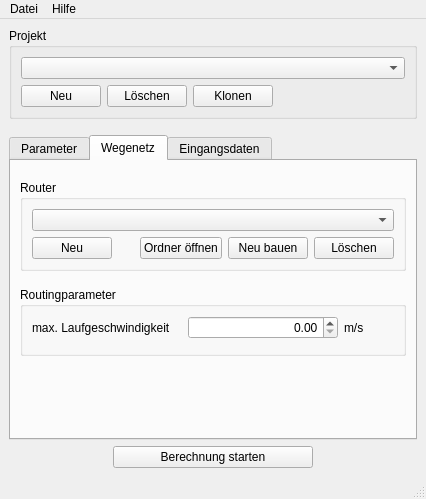
First picture: the form in ui/OTP_main_window.ui, repository GertzGutscheRuemenapp/gruenflaechenbewertung, before the edit.
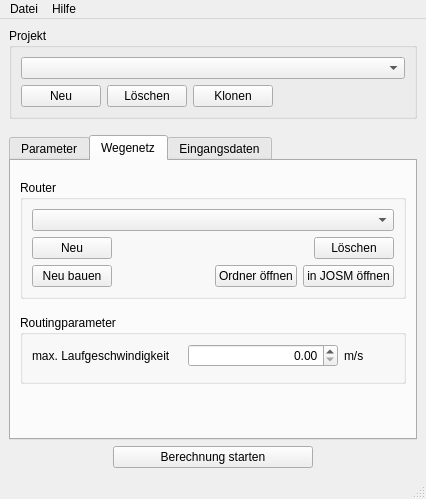
Second picture: the form after the edit. The open tabs and pages were chosen to show the change.

Commit message: integrate josm

```diff
--- a/ui/OTP_main_window.ui
+++ b/ui/OTP_main_window.ui
@@ -162,7 +162,7 @@
     <item row="7" column="0">
      <widget class="QTabWidget" name="tabWidget">
       <property name="currentIndex">
-       <number>0</number>
+       <number>1</number>
       </property>
       <widget class="QWidget" name="tab_2">
        <attribute name="title">
@@ -410,6 +410,54 @@
            <string>Router</string>
           </property>
           <layout class="QGridLayout" name="gridLayout_13">
+           <item row="0" column="0">
+            <widget class="QComboBox" name="router_combo">
+             <property name="minimumSize">
+              <size>
+               <width>0</width>
+               <height>0</height>
+              </size>
+             </property>
+            </widget>
+           </item>
+           <item row="2" column="0">
+            <layout class="QHBoxLayout" name="horizontalLayout_3">
+             <item>
+              <widget class="QPushButton" name="build_router_button">
+               <property name="text">
+                <string>Neu bauen</string>
+               </property>
+              </widget>
+             </item>
+             <item>
+              <spacer name="horizontalSpacer_10">
+               <property name="orientation">
+                <enum>Qt::Horizontal</enum>
+               </property>
+               <property name="sizeHint" stdset="0">
+                <size>
+                 <width>40</width>
+                 <height>20</height>
+                </size>
+               </property>
+              </spacer>
+             </item>
+             <item>
+              <widget class="QPushButton" name="open_router_button">
+               <property name="text">
+                <string>Ordner öffnen</string>
+               </property>
+              </widget>
+             </item>
+             <item>
+              <widget class="QPushButton" name="open_josm_button">
+               <property name="text">
+                <string>in JOSM öffnen</string>
+               </property>
+              </widget>
+             </item>
+            </layout>
+           </item>
            <item row="1" column="0">
             <layout class="QHBoxLayout" name="horizontalLayout">
              <item>
@@ -432,20 +480,6 @@
                </property>
               </spacer>
              </item>
-             <item>
-              <widget class="QPushButton" name="open_router_button">
-               <property name="text">
-                <string>Ordner öffnen</string>
-               </property>
-              </widget>
-             </item>
-             <item>
-              <widget class="QPushButton" name="build_router_button">
-               <property name="text">
-                <string>Neu bauen</string>
-               </property>
-              </widget>
-             </item>
              <item>
               <widget class="QPushButton" name="remove_router_button">
                <property name="maximumSize">
@@ -461,16 +495,6 @@
              </item>
             </layout>
            </item>
-           <item row="0" column="0">
-            <widget class="QComboBox" name="router_combo">
-             <property name="minimumSize">
-              <size>
-               <width>0</width>
-               <height>0</height>
-              </size>
-             </property>
-            </widget>
-           </item>
           </layout>
          </widget>
         </item>
```
The commit also changes 2 other files.
